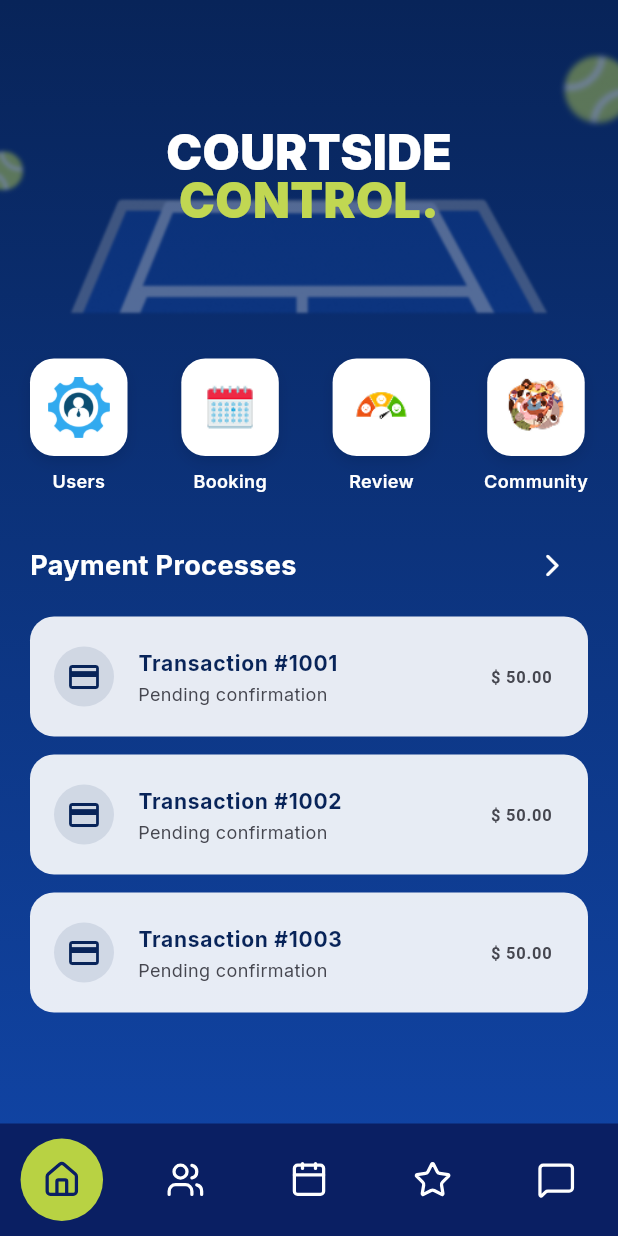
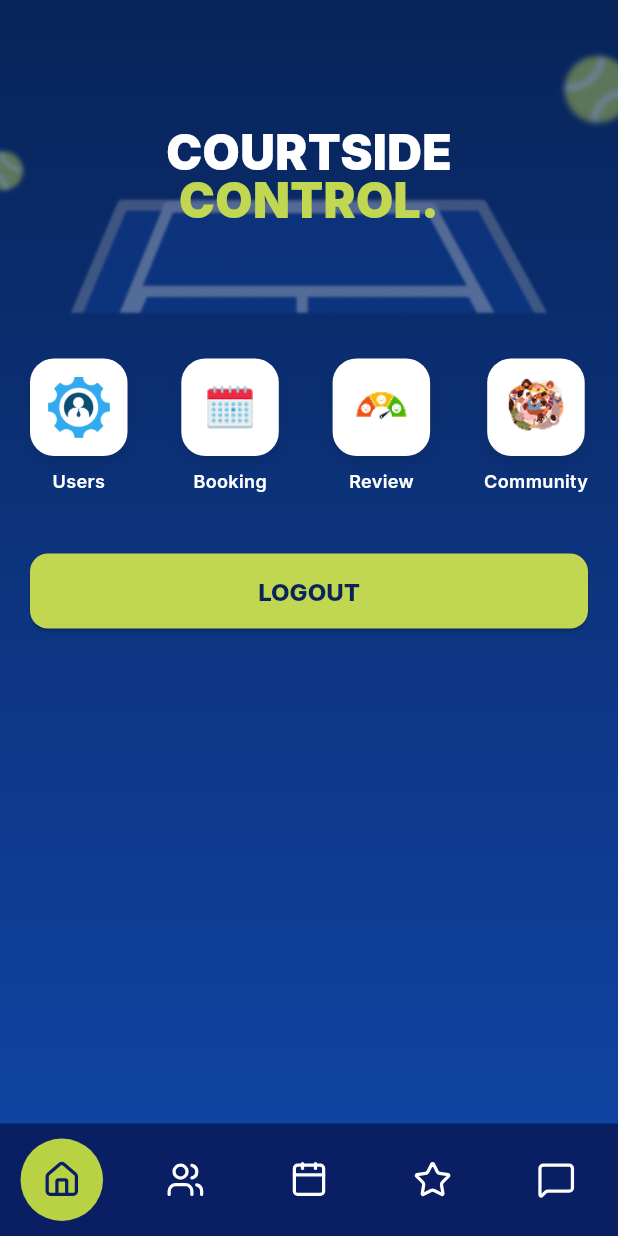
Before and after one commit to C10-2025/playserve-mobile, a Flutter app: the HomePageAdmin screen opened directly, on a phone screen of 412 x 824 dp. Run offline on Flutter 3.47's test engine with Material 3 defaults, Android fonts, the phone set to English and light mode, and no system bars; our stand-ins replace google_fonts, image_picker, lucide_icons, shared_preferences; missing offline and left inert: pbp_django_auth; accounts and stored records are empty; project files that could hold a hidden picture were left out.

Commit message:
benerin beberpaa hal

```diff
--- a/lib/authentication/screens/home_page_admin.dart
+++ b/lib/authentication/screens/home_page_admin.dart
@@ -1,17 +1,30 @@
 import 'package:flutter/material.dart';
 import 'package:google_fonts/google_fonts.dart';
+import 'package:pbp_django_auth/pbp_django_auth.dart';
 import 'package:playserve_mobile/booking/screens/admin_field_list_screen.dart';
 import 'package:playserve_mobile/community/screen/discover_communities_page.dart';
+import 'package:playserve_mobile/review/screens/review_page.dart';
+import 'package:provider/provider.dart';
+import 'package:shared_preferences/shared_preferences.dart';
 import 'package:playserve_mobile/global_theme.dart';
 import 'package:playserve_mobile/main_navbar_admin.dart';
 import 'package:playserve_mobile/profil/screens/delete_profile.dart';
-import 'package:playserve_mobile/review/screens/review_page.dart';
+import 'package:playserve_mobile/authentication/screens/login.dart';
 
-class HomePageAdmin extends StatelessWidget {
+class HomePageAdmin extends StatefulWidget {
   const HomePageAdmin({super.key});
 
   @override
+  State<HomePageAdmin> createState() => _HomePageAdminState();
+}
+
+class _HomePageAdminState extends State<HomePageAdmin> {
+  bool _isLoggingOut = false;
+
+  @override
   Widget build(BuildContext context) {
+    final request = context.watch<CookieRequest>();
+
     return GradientBackground(
       child: Scaffold(
         backgroundColor: Colors.transparent,
@@ -67,6 +80,7 @@ class HomePageAdmin extends StatelessWidget {
 
                 const SizedBox(height: 28),
 
+                // --- FEATURE BUTTONS ---
                 Padding(
                   padding: const EdgeInsets.symmetric(horizontal: 20),
                   child: Column(
@@ -118,60 +132,53 @@ class HomePageAdmin extends StatelessWidget {
                         ],
                       ),
 
-                      const SizedBox(height: 24),
+                      const SizedBox(height: 40),
 
-                      Row(
-                        mainAxisAlignment: MainAxisAlignment.spaceBetween,
-                        children: [
-                          Text(
-                            "Payment Processes",
-                            style: GoogleFonts.inter(
-                              color: Colors.white,
-                              fontWeight: FontWeight.w700,
-                              fontSize: 18,
+                      // --- LOGOUT BUTTON ---
+                      // Logic logout diambil dari snippet EditProfileScreen
+                      _isLoggingOut
+                          ? const CircularProgressIndicator(color: limegreen)
+                          : ElevatedButton(
+                              style: ElevatedButton.styleFrom(
+                                backgroundColor: limegreen, // Tombol Hijau
+                                foregroundColor: blue1, // Teks Biru Gelap
+                                minimumSize: const Size(double.infinity, 50),
+                                shape: RoundedRectangleBorder(
+                                  borderRadius: BorderRadius.circular(12),
+                                ),
+                                textStyle: GoogleFonts.inter(
+                                  fontWeight: FontWeight.w800,
+                                  fontSize: 16,
+                                ),
+                              ),
+                              onPressed: () async {
+                                setState(() => _isLoggingOut = true);
+
+                                // 1. Panggil API Logout Django
+                                try {
+                                  await request.get('http://127.0.0.1:8000/auth/logout/');
+                                } catch (e) {
+                                  debugPrint("Logout API error: $e");
+                                }
+
+                                // 2. Bersihkan Shared Preferences
+                                final prefs = await SharedPreferences.getInstance();
+                                await prefs.clear();
+
+                                // 3. Navigasi kembali ke Login Page
+                                if (context.mounted) {
+                                  Navigator.pushAndRemoveUntil(
+                                    context,
+                                    MaterialPageRoute(
+                                      builder: (_) => const LoginPage()),
+                                    (route) => false,
+                                  );
+                                }
+                              },
+                              child: const Text("LOGOUT"),
                             ),
-                          ),
-                          IconButton(
-                            onPressed: () {
-                              Navigator.pushNamed(context, '/admin/payments');
-                            },
-                            icon: const Icon(
-                              Icons.arrow_forward_ios_rounded,
-                              size: 18,
-                              color: Colors.white,
-                            ),
-                          ),
-                        ],
-                      ),
 
-                      const SizedBox(height: 10),
-
-                      for (int i = 0; i < 3; i++)
-                        Container(
-                          height: 80,
-                          margin: const EdgeInsets.only(bottom: 12),
-                          decoration: BoxDecoration(
-                            color: Colors.white.withOpacity(0.9),
-                            borderRadius: BorderRadius.circular(16),
-                          ),
-                          child: Center(
-                            child: ListTile(
-                              leading: CircleAvatar(
-                                backgroundColor: blue1.withOpacity(0.1),
-                                child: const Icon(Icons.payment, color: blue1),
-                              ),
-                              title: Text(
-                                // TODO BOOKING
-                                "Transaction #${1001 + i}",
-                                style: GoogleFonts.inter(fontWeight: FontWeight.bold, color: blue1),
-                              ),
-                              subtitle: Text("Pending confirmation", style: GoogleFonts.inter(fontSize: 12)),
-                              trailing: const Text("\$ 50.00", style: TextStyle(fontWeight: FontWeight.bold)),
-                            ),
-                          ),
-                        ),
-
-                      const SizedBox(height: 80),
+                      const SizedBox(height: 40),
                     ],
                   ),
                 ),
--- a/lib/community/models/community.dart
+++ b/lib/community/models/community.dart
@@ -1,5 +1,3 @@
-// lib/models/community.dart
-
 class Community {
   final int id;
   final String name;
@@ -7,9 +5,8 @@ class Community {
   final int membersCount;
   final bool isJoined;
 
-  // ➕ tambahan biar bisa tiru Django:
-  final bool isCreator;          // request.user == community.creator ?
-  final String? creatorUsername; // untuk "Created by: ..."
+  final bool isCreator;
+  final String? creatorUsername;
 
   Community({
     required this.id,
@@ -31,7 +28,6 @@ class Community {
       membersCount: json['members_count'] as int? ?? 0,
       isJoined: json['is_joined'] as bool? ?? false,
 
-      // sesuaikan key dengan API-mu
       isCreator: json['is_creator'] as bool? ?? false,
       creatorUsername: json['creator_username'] as String?,
     );
```
Also changed, not shown: lib/authentication/screens/login.dart (+40 -10 lines), lib/community/screen/community_detail_page.dart (+42 -46 lines), lib/community/screen/discover_communities_page.dart (+3 -8 lines), lib/community/screen/my_communities_page.dart (+4 -7 lines), lib/community/widgets/community_card.dart (+1 -16 lines), lib/community/models/post.dart (line endings or trailing spaces).
